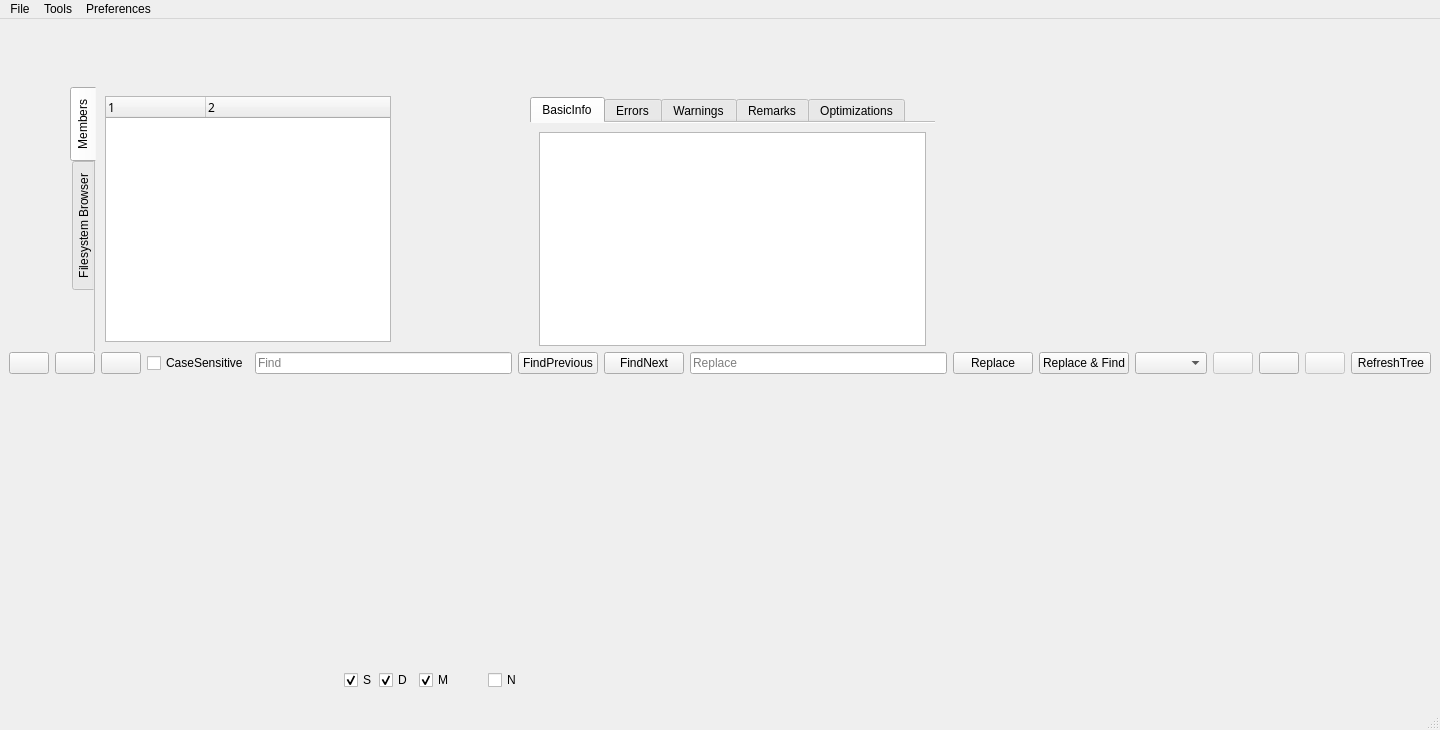
This is mainwindow.ui in ic005k/Xiasl as Qt 5 draws it before an edit. The edited form follows.
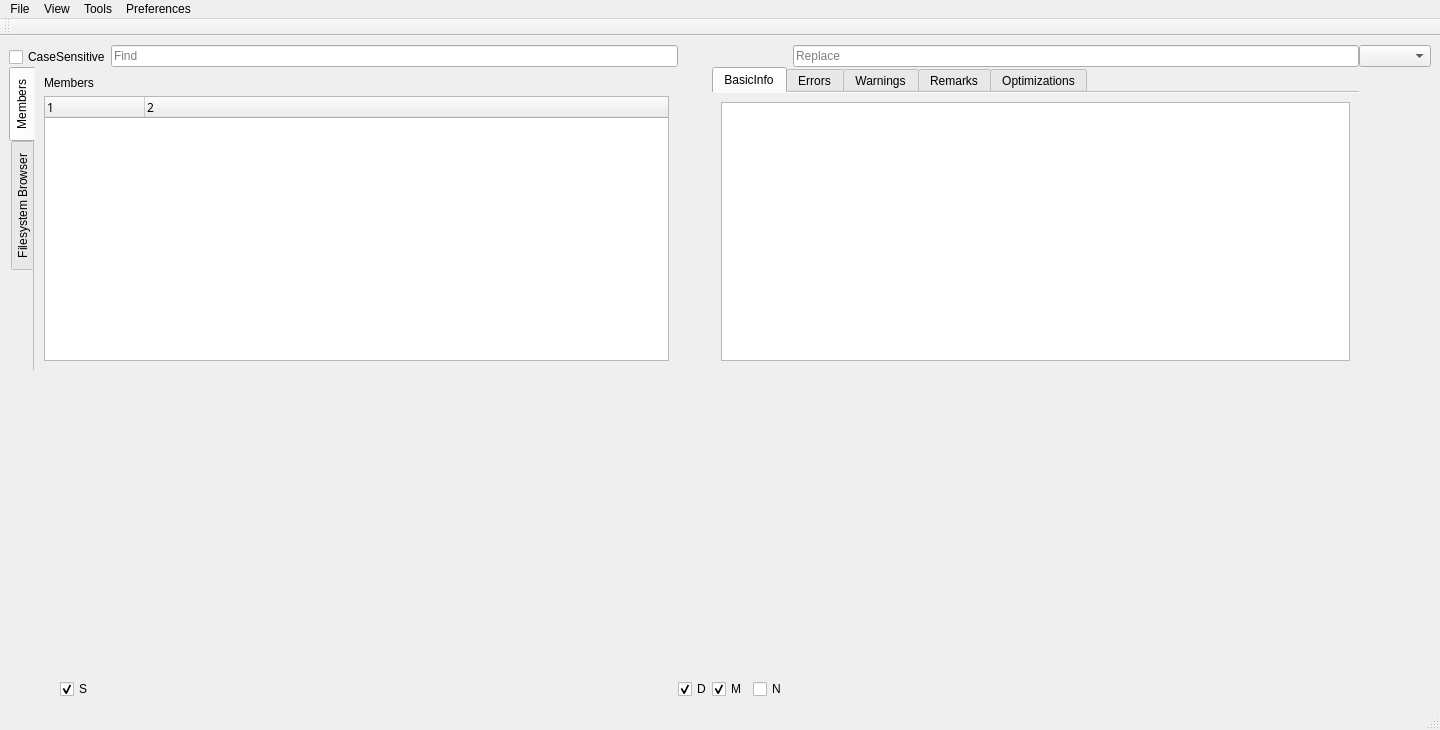
This is the edited form. The open tabs and pages were chosen to show the change. Icons and pictures are not drawn.

What changed in the file:
```diff
--- a/mainwindow.ui
+++ b/mainwindow.ui
@@ -18,158 +18,9 @@
     <normaloff>:/icon/icon.png</normaloff>:/icon/icon.png</iconset>
   </property>
   <widget class="QWidget" name="centralwidget">
-   <layout class="QGridLayout" name="gridLayout_9">
-    <item row="0" column="0">
-     <widget class="QPushButton" name="btnNew">
-      <property name="enabled">
-       <bool>true</bool>
-      </property>
-      <property name="toolTip">
-       <string>New</string>
-      </property>
-      <property name="text">
-       <string/>
-      </property>
-     </widget>
-    </item>
-    <item row="0" column="1">
-     <widget class="QPushButton" name="btnOpen">
-      <property name="toolTip">
-       <string>Open</string>
-      </property>
-      <property name="text">
-       <string/>
-      </property>
-     </widget>
-    </item>
-    <item row="0" column="2">
-     <widget class="QPushButton" name="btnSave">
-      <property name="enabled">
-       <bool>true</bool>
-      </property>
-      <property name="toolTip">
-       <string>Save</string>
-      </property>
-      <property name="text">
-       <string/>
-      </property>
-     </widget>
-    </item>
-    <item row="0" column="3">
-     <widget class="QCheckBox" name="chkCaseSensitive">
-      <property name="text">
-       <string>CaseSensitive</string>
-      </property>
-      <property name="checked">
-       <bool>false</bool>
-      </property>
-     </widget>
-    </item>
-    <item row="0" column="4">
-     <widget class="QLineEdit" name="editFind">
-      <property name="placeholderText">
-       <string>Find</string>
-      </property>
-     </widget>
-    </item>
-    <item row="0" column="5">
-     <widget class="QPushButton" name="btnFindPrevious">
-      <property name="text">
-       <string>FindPrevious</string>
-      </property>
-     </widget>
-    </item>
-    <item row="0" column="6">
-     <widget class="QPushButton" name="btnFindNext">
-      <property name="text">
-       <string>FindNext</string>
-      </property>
-     </widget>
-    </item>
-    <item row="0" column="7">
-     <widget class="QLineEdit" name="editReplace">
-      <property name="placeholderText">
-       <string>Replace</string>
-      </property>
-     </widget>
-    </item>
-    <item row="0" column="8">
-     <widget class="QPushButton" name="btnReplace">
-      <property name="text">
-       <string>Replace</string>
-      </property>
-     </widget>
-    </item>
-    <item row="0" column="9">
-     <widget class="QPushButton" name="btnReplaceFind">
-      <property name="text">
-       <string>Replace &amp;&amp; Find</string>
-      </property>
-     </widget>
-    </item>
-    <item row="0" column="10">
-     <widget class="QComboBox" name="cboxCompilationOptions">
-      <property name="toolTip">
-       <string>Compilation options</string>
-      </property>
-     </widget>
-    </item>
-    <item row="0" column="11">
-     <widget class="QPushButton" name="btnPreviousError">
-      <property name="enabled">
-       <bool>false</bool>
-      </property>
-      <property name="toolTip">
-       <string>Go to previous error</string>
-      </property>
-      <property name="text">
-       <string/>
-      </property>
-     </widget>
-    </item>
-    <item row="0" column="12">
-     <widget class="QPushButton" name="btnCompile">
-      <property name="toolTip">
-       <string>Compile</string>
-      </property>
-      <property name="text">
-       <string/>
-      </property>
-     </widget>
-    </item>
-    <item row="0" column="13">
-     <widget class="QPushButton" name="btnNextError">
-      <property name="enabled">
-       <bool>false</bool>
-      </property>
-      <property name="toolTip">
-       <string>Go to the next error</string>
-      </property>
-      <property name="text">
-       <string/>
-      </property>
-     </widget>
-    </item>
-    <item row="0" column="14">
-     <widget class="QPushButton" name="btnRefreshTree">
-      <property name="text">
-       <string>RefreshTree</string>
-      </property>
-     </widget>
-    </item>
-    <item row="1" column="0" colspan="15">
-     <layout class="QGridLayout" name="gridLayout"/>
-    </item>
-   </layout>
+   <layout class="QGridLayout" name="gridLayout_11">
+    <item row="4" column="1" rowspan="2" colspan="5">
    <widget class="QTabWidget" name="tabWidget_misc">
-    <property name="geometry">
-     <rect>
-      <x>70</x>
-      <y>68</y>
-      <width>330</width>
-      <height>264</height>
-     </rect>
-    </property>
     <property name="tabPosition">
      <enum>QTabWidget::West</enum>
     </property>
@@ -183,8 +34,15 @@
      <attribute name="title">
       <string>Members</string>
      </attribute>
-     <layout class="QGridLayout" name="gridLayout_7">
+       <layout class="QGridLayout" name="gridLayout">
       <item row="0" column="0">
+         <widget class="QLabel" name="lblMembers">
+          <property name="text">
+           <string>Members</string>
+          </property>
+         </widget>
+        </item>
+        <item row="1" column="0">
        <widget class="QTreeWidget" name="treeWidget">
         <property name="font">
          <font>
@@ -244,15 +102,26 @@
      </layout>
     </widget>
    </widget>
+    </item>
+    <item row="2" column="4" rowspan="2" colspan="2">
+     <widget class="QLineEdit" name="editFind">
+      <property name="placeholderText">
+       <string>Find</string>
+      </property>
+     </widget>
+    </item>
+    <item row="7" column="8">
+     <widget class="QCheckBox" name="chkMethod">
+      <property name="text">
+       <string>M</string>
+      </property>
+      <property name="checked">
+       <bool>true</bool>
+      </property>
+     </widget>
+    </item>
+    <item row="5" column="7" colspan="4">
    <widget class="QTabWidget" name="tabWidget">
-    <property name="geometry">
-     <rect>
-      <x>530</x>
-      <y>78</y>
-      <width>405</width>
-      <height>258</height>
-     </rect>
-    </property>
     <property name="currentIndex">
      <number>2</number>
     </property>
@@ -370,15 +239,33 @@
      </layout>
     </widget>
    </widget>
+    </item>
+    <item row="3" column="2" colspan="2">
+     <widget class="QCheckBox" name="chkCaseSensitive">
+      <property name="text">
+       <string>CaseSensitive</string>
+      </property>
+      <property name="checked">
+       <bool>false</bool>
+      </property>
+     </widget>
+    </item>
+    <item row="2" column="10" rowspan="2">
+     <widget class="QLineEdit" name="editReplace">
+      <property name="placeholderText">
+       <string>Replace</string>
+      </property>
+     </widget>
+    </item>
+    <item row="1" column="11" rowspan="3">
+     <widget class="QComboBox" name="cboxCompilationOptions">
+      <property name="toolTip">
+       <string>Compilation options</string>
+      </property>
+     </widget>
+    </item>
+    <item row="6" column="5">
    <widget class="QTabWidget" name="tabWidget_textEdit">
-    <property name="geometry">
-     <rect>
-      <x>366</x>
-      <y>363</y>
-      <width>16</width>
-      <height>16</height>
-     </rect>
-    </property>
     <property name="currentIndex">
      <number>-1</number>
     </property>
@@ -398,31 +285,9 @@
      <bool>true</bool>
     </property>
    </widget>
-   <widget class="QCheckBox" name="chkScope">
-    <property name="geometry">
-     <rect>
-      <x>344</x>
-      <y>651</y>
-      <width>34</width>
-      <height>20</height>
-     </rect>
-    </property>
-    <property name="text">
-     <string>S</string>
-    </property>
-    <property name="checked">
-     <bool>true</bool>
-    </property>
-   </widget>
+    </item>
+    <item row="7" column="6">
    <widget class="QCheckBox" name="chkDevice">
-    <property name="geometry">
-     <rect>
-      <x>379</x>
-      <y>651</y>
-      <width>35</width>
-      <height>20</height>
-     </rect>
-    </property>
     <property name="text">
      <string>D</string>
     </property>
@@ -430,31 +295,22 @@
      <bool>true</bool>
     </property>
    </widget>
-   <widget class="QCheckBox" name="chkMethod">
-    <property name="geometry">
-     <rect>
-      <x>419</x>
-      <y>651</y>
-      <width>37</width>
-      <height>20</height>
-     </rect>
-    </property>
+    </item>
+    <item row="7" column="3">
+     <widget class="QCheckBox" name="chkScope">
     <property name="text">
-     <string>M</string>
+       <string>S</string>
     </property>
     <property name="checked">
      <bool>true</bool>
     </property>
    </widget>
+    </item>
+    <item row="0" column="0" rowspan="8" colspan="12">
+     <layout class="QGridLayout" name="gridLayout_9"/>
+    </item>
+    <item row="7" column="9">
    <widget class="QCheckBox" name="chkName">
-    <property name="geometry">
-     <rect>
-      <x>488</x>
-      <y>651</y>
-      <width>35</width>
-      <height>20</height>
-     </rect>
-    </property>
     <property name="text">
      <string>N</string>
     </property>
@@ -462,6 +318,8 @@
      <bool>false</bool>
     </property>
    </widget>
+    </item>
+   </layout>
   </widget>
   <widget class="QMenuBar" name="menubar">
    <property name="geometry">
@@ -501,11 +359,30 @@
     <addaction name="actionFont_2"/>
     <addaction name="actionWrapWord"/>
    </widget>
+   <widget class="QMenu" name="menuView">
+    <property name="title">
+     <string>View</string>
+    </property>
+    <addaction name="actionInfo_win"/>
+    <addaction name="actionMembers_win"/>
+   </widget>
    <addaction name="menu_File"/>
+   <addaction name="menuView"/>
    <addaction name="menu_Tools"/>
    <addaction name="menu_Preferences"/>
   </widget>
   <widget class="QStatusBar" name="statusbar"/>
+  <widget class="QToolBar" name="toolBar">
+   <property name="windowTitle">
+    <string>toolBar</string>
+   </property>
+   <attribute name="toolBarArea">
+    <enum>TopToolBarArea</enum>
+   </attribute>
+   <attribute name="toolBarBreak">
+    <bool>false</bool>
+   </attribute>
+  </widget>
   <action name="actionOpen">
    <property name="text">
     <string>Open</string>
```
Left out of the diff: 69 changed lines with no effect on the pictures. Lines whose indentation alone changed are shown as unchanged.
